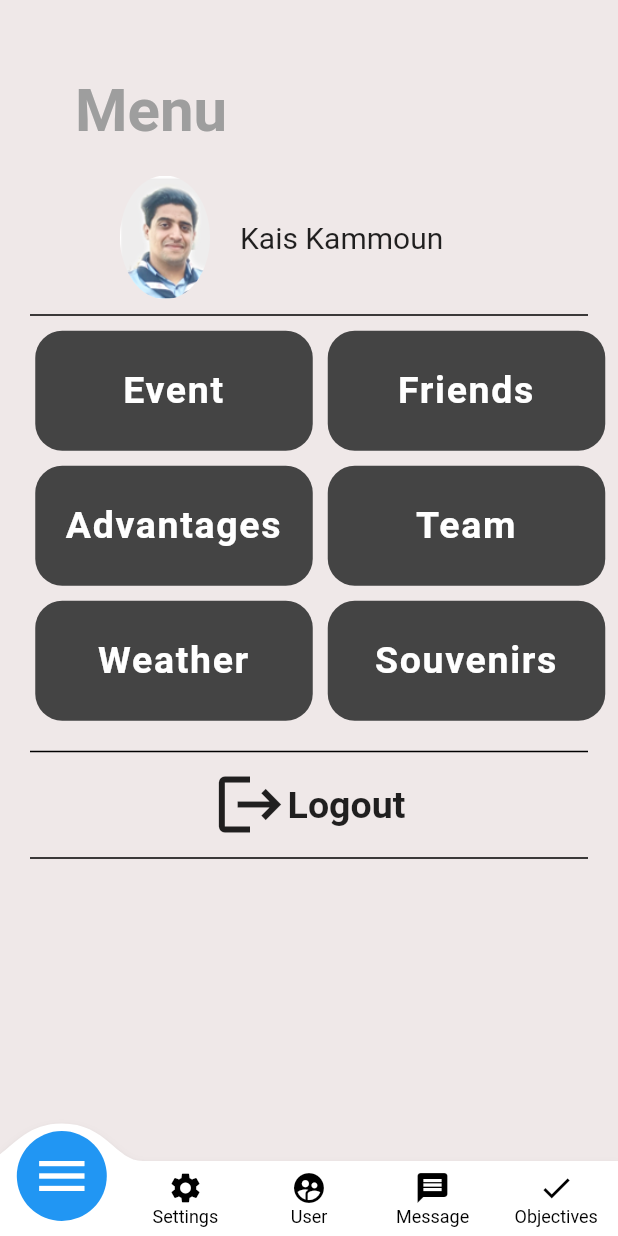
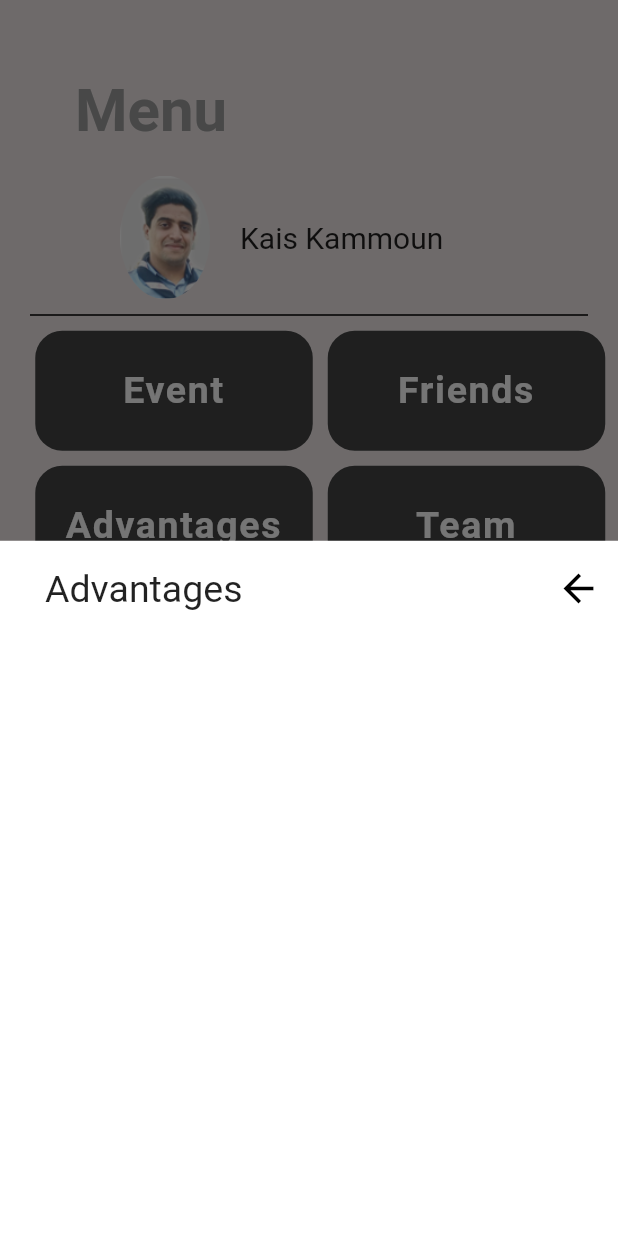
Before and after one commit to hazembh/Camping.academy, a Flutter app: the screen it shows after launch, after a tap on "Advantages", on a phone screen of 412 x 824 dp. Run offline on Flutter 3.47's test engine with Material 2 defaults, Android fonts, the phone set to English and light mode, and no system bars; drawn by our look-alikes of convex_bottom_bar; our stand-ins replace modal_bottom_sheet, sliding_up_panel, syncfusion_flutter_sliders.

```diff
--- a/lib/Interfaces/Menu/menu.dart
+++ b/lib/Interfaces/Menu/menu.dart
@@ -1,5 +1,6 @@
 import 'package:flutter/material.dart';
 import 'package:flutter_application_1/function_class/Weather.dart';
+import 'package:flutter_application_1/function_class/advantages.dart';
 import 'package:flutter_application_1/function_class/gest_detector.dart';
 import 'package:flutter_application_1/function_class/navigation%20bar.dart';
 import 'package:modal_bottom_sheet/modal_bottom_sheet.dart';
@@ -15,11 +16,8 @@ class _MenuState extends State<Menu> {
   @override
   Widget build(BuildContext context) {
     return Scaffold(
-
-        backgroundColor: Color.fromRGBO(239,232,232,1),
-
-
-                body: SingleChildScrollView(
+      backgroundColor: Color.fromRGBO(239, 232, 232, 1),
+      body: SingleChildScrollView(
         child: Column(
           mainAxisAlignment: MainAxisAlignment.center,
           children: [
@@ -87,7 +85,14 @@ class _MenuState extends State<Menu> {
                     SizedBox(
                       height: 10,
                     ),
-                    Gest_detector("Advantages", () {}),
+                    Gest_detector(
+                        "Advantages",
+                        () => showModalBottomSheet(
+                              //expand: false,
+                              context: context,
+                              backgroundColor: Colors.transparent,
+                              builder: (context) => Advantages(),
+                            )),
                     SizedBox(
                       height: 10,
                     ),
@@ -171,10 +176,5 @@ class _MenuState extends State<Menu> {
         ),
       ),
     );
-
-
-
-
-
   }
 }
--- /dev/null
+++ b/lib/function_class/advantages.dart
@@ -0,0 +1,50 @@
+import 'package:flutter/material.dart';
+import 'package:modal_bottom_sheet/modal_bottom_sheet.dart';
+import 'package:syncfusion_flutter_sliders/sliders.dart';
+
+class Advantages extends StatefulWidget {
+  const Advantages({Key? key}) : super(key: key);
+
+  @override
+  _AdvantagesState createState() => _AdvantagesState();
+}
+
+class _AdvantagesState extends State<Advantages> {
+  @override
+  Widget build(BuildContext context) {
+    return Container(
+      height: 500,
+      decoration: BoxDecoration(color: Colors.white),
+      child: Column(
+        //mainAxisAlignment: MainAxisAlignment.center,
+        //mainAxisSize: MainAxisSize.min,
+        children: <Widget>[
+          Padding(
+            padding: const EdgeInsets.fromLTRB(30.0, 8.0, 0.0, 0.0),
+            child: Row(children: <Widget>[
+              Text('Advantages', style: TextStyle(fontSize: 25)),
+              SizedBox(
+                width: 200,
+              ),
+              IconButton(
+                onPressed: () => Navigator.pop(context),
+                icon: Icon(
+                  Icons.arrow_back,
+                  size: 30,
+                  color: Colors.black,
+                ),
+              ),
+            ]),
+          ),
+
+          SizedBox(
+            height: 15,
+          ),
+
+
+
+        ],
+      ),
+    );
+  }
+}
--- a/pubspec.yaml
+++ b/pubspec.yaml
@@ -36,6 +36,7 @@ dependencies:
   modal_bottom_sheet: ^2.0.0
   weather_icons: any
   syncfusion_flutter_sliders: ^19.3.55
+  flutter_sliding_up_panel: ^1.2.1
 
 
 
```
Also changed, not shown: lib/function_class/Weather.dart (+44 -8 lines), lib/main.dart (+1 -8 lines), pubspec.lock.
